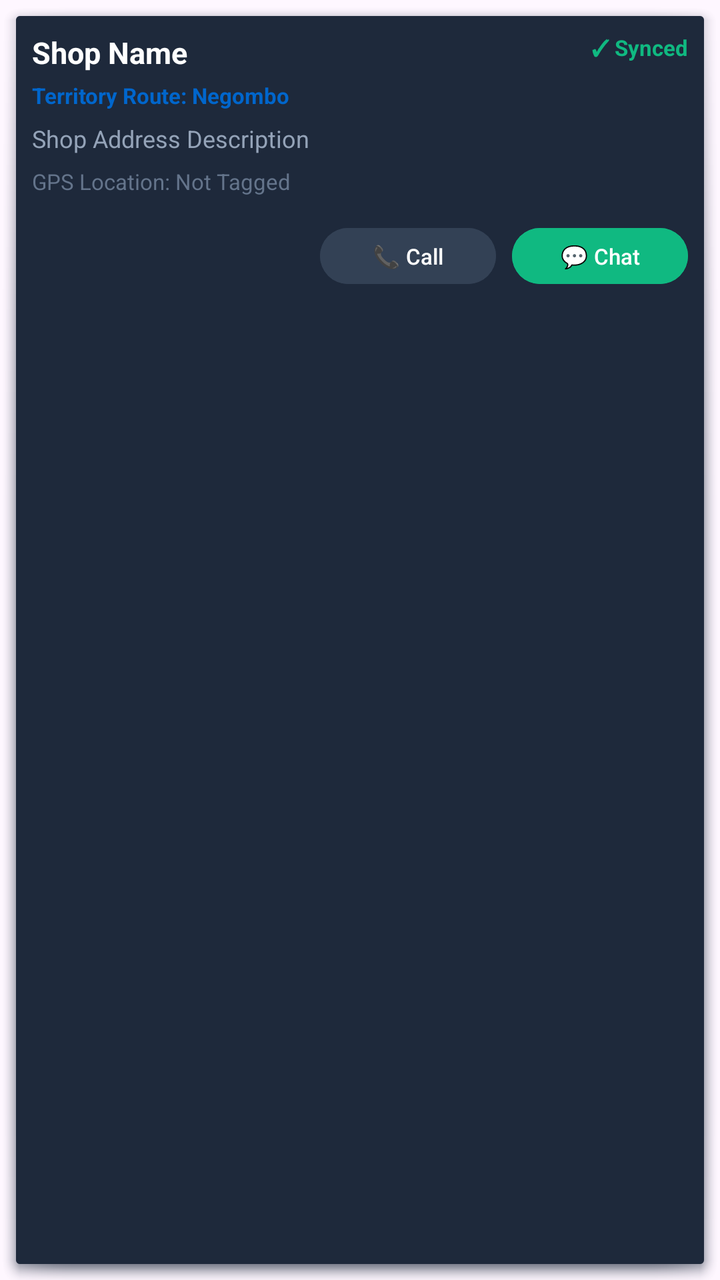
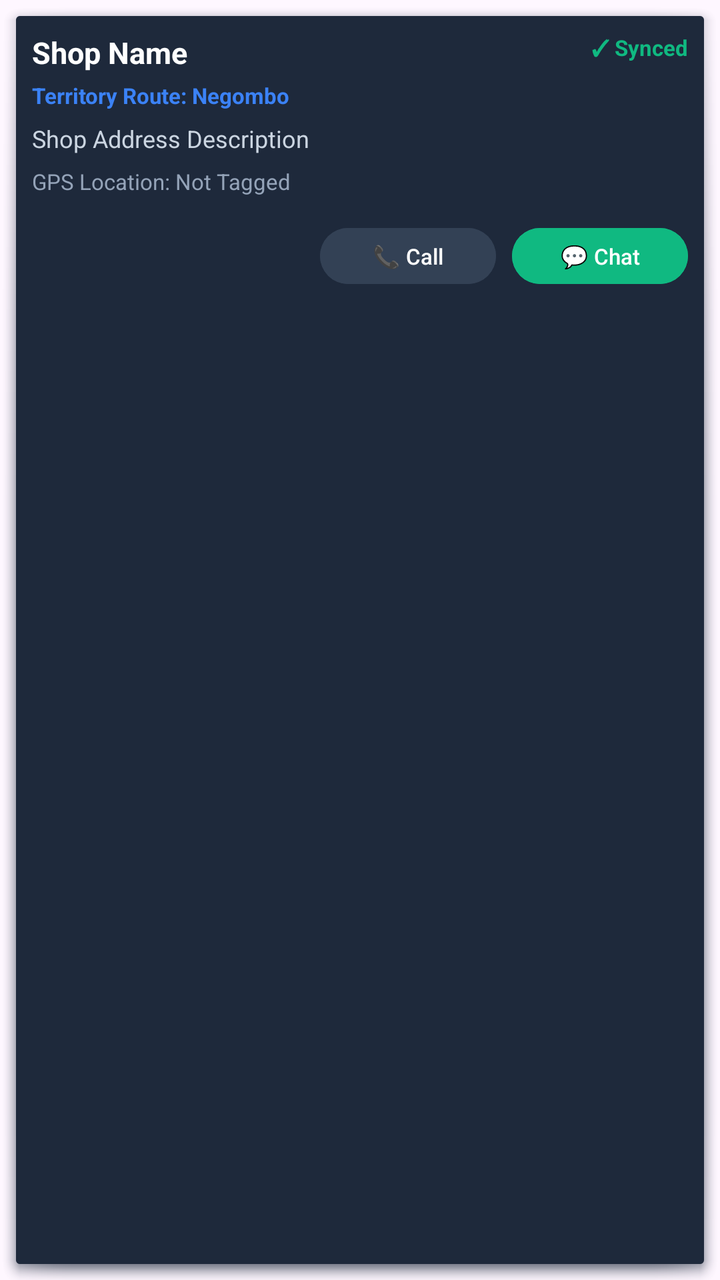

Before-and-after screenshots of an Android layout around one commit, followed by the original layout XML and the change that was made.
<!-- AndroidManifest.xml: application theme Theme.Curtiss -->
<!-- res/layout/item_customer.xml -->
<?xml version="1.0" encoding="utf-8"?>
<LinearLayout xmlns:android="http://schemas.android.com/apk/res/android"
    android:layout_width="match_parent"
    android:layout_height="wrap_content"
    android:background="@android:drawable/dialog_holo_dark_frame"
    android:backgroundTint="#1E293B"
    android:orientation="vertical"
    android:padding="16dp">

    
    <RelativeLayout
        android:layout_width="match_parent"
        android:layout_height="wrap_content">

        <TextView
            android:id="@+id/lblCustName"
            android:layout_width="wrap_content"
            android:layout_height="wrap_content"
            android:text="Shop Name"
            android:textColor="#FFFFFF"
            android:textSize="15sp"
            android:textStyle="bold" />

        <TextView
            android:id="@+id/lblSyncStatus"
            android:layout_width="wrap_content"
            android:layout_height="wrap_content"
            android:layout_alignParentEnd="true"
            android:text="✓ Synced"
            android:textColor="#10B981"
            android:textSize="11sp"
            android:textStyle="bold" />

    </RelativeLayout>

    
    <TextView
        android:id="@+id/lblTerritory"
        android:layout_width="wrap_content"
        android:layout_height="wrap_content"
        android:text="Territory Route: Negombo"
        android:textColor="#0066CC"
        android:textSize="11sp"
        android:textStyle="bold"
        android:layout_marginTop="4dp" />

    <TextView
        android:id="@+id/lblAddress"
        android:layout_width="wrap_content"
        android:layout_height="wrap_content"
        android:text="Shop Address Description"
        android:textColor="#94A3B8"
        android:textSize="12sp"
        android:layout_marginTop="6dp" />

    
    <TextView
        android:id="@+id/lblGPS"
        android:layout_width="wrap_content"
        android:layout_height="wrap_content"
        android:text="GPS Location: Not Tagged"
        android:textColor="#64748B"
        android:textSize="11sp"
        android:layout_marginTop="6dp" />

    
    <LinearLayout
        android:layout_width="match_parent"
        android:layout_height="wrap_content"
        android:orientation="horizontal"
        android:layout_marginTop="12dp"
        android:gravity="end">

        
        <Button
            android:id="@+id/btnCall"
            android:layout_width="wrap_content"
            android:layout_height="36dp"
            android:backgroundTint="#334155"
            android:text="📞 Call"
            android:textSize="11sp"
            android:textColor="#FFFFFF"
            android:layout_marginEnd="8dp" />

        
        <Button
            android:id="@+id/btnWhatsApp"
            android:layout_width="wrap_content"
            android:layout_height="36dp"
            android:backgroundTint="#10B981"
            android:text="💬 Chat"
            android:textSize="11sp"
            android:textColor="#FFFFFF" />

    </LinearLayout>

</LinearLayout>
<!-- resources referenced by this layout -->
<resources>
  <style name="Theme.Curtiss" parent="Base.Theme.Curtiss" />
  <style name="Base.Theme.Curtiss" parent="Theme.Material3.DayNight.NoActionBar">
          
          
      </style>
</resources>

<!-- the commit's change to res/layout/item_customer.xml (unified diff, before → after) -->
@@ -39,7 +39,7 @@
         android:layout_width="wrap_content"
         android:layout_height="wrap_content"
         android:text="Territory Route: Negombo"
-        android:textColor="#0066CC"
+        android:textColor="#3B82F6"
         android:textSize="11sp"
         android:textStyle="bold"
         android:layout_marginTop="4dp" />
@@ -49,7 +49,7 @@
         android:layout_width="wrap_content"
         android:layout_height="wrap_content"
         android:text="Shop Address Description"
-        android:textColor="#94A3B8"
+        android:textColor="#CBD5E1"
         android:textSize="12sp"
         android:layout_marginTop="6dp" />
 
@@ -59,7 +59,7 @@
         android:layout_width="wrap_content"
         android:layout_height="wrap_content"
         android:text="GPS Location: Not Tagged"
-        android:textColor="#64748B"
+        android:textColor="#94A3B8"
         android:textSize="11sp"
         android:layout_marginTop="6dp" />
 
